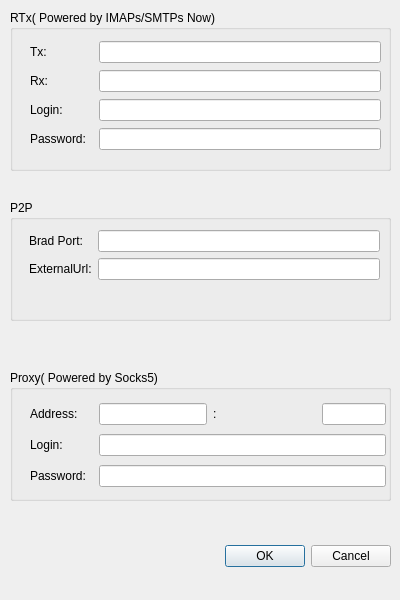
Above: qt/netoptdialog.ui from bitbaba/bitmail before the change. Below: the same form after it.
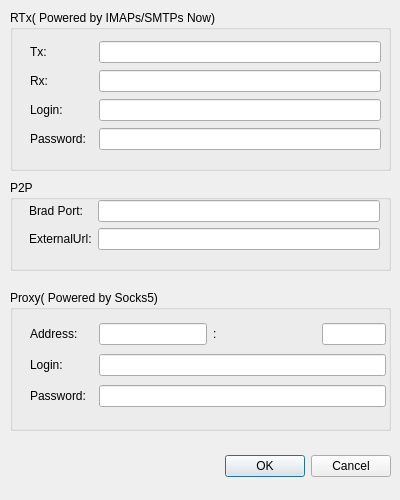
That is the form after the change.

What changed in the file:
```diff
--- a/qt/netoptdialog.ui
+++ b/qt/netoptdialog.ui
@@ -7,7 +7,7 @@
     <x>0</x>
     <y>0</y>
     <width>400</width>
-    <height>600</height>
+    <height>500</height>
    </rect>
   </property>
   <property name="sizePolicy">
@@ -19,13 +19,13 @@
   <property name="minimumSize">
    <size>
     <width>400</width>
-    <height>600</height>
+    <height>500</height>
    </size>
   </property>
   <property name="maximumSize">
    <size>
     <width>400</width>
-    <height>600</height>
+    <height>500</height>
    </size>
   </property>
   <property name="baseSize">
@@ -41,7 +41,7 @@
    <property name="geometry">
     <rect>
      <x>10</x>
-     <y>540</y>
+     <y>450</y>
      <width>381</width>
      <height>32</height>
     </rect>
@@ -155,9 +155,9 @@
    <property name="geometry">
     <rect>
      <x>10</x>
-     <y>370</y>
+     <y>290</y>
      <width>381</width>
-     <height>131</height>
+     <height>141</height>
     </rect>
    </property>
    <property name="title">
@@ -279,9 +279,9 @@
    <property name="geometry">
     <rect>
      <x>10</x>
-     <y>200</y>
+     <y>180</y>
      <width>381</width>
-     <height>121</height>
+     <height>91</height>
     </rect>
    </property>
    <property name="title">
@@ -291,7 +291,7 @@
     <property name="geometry">
      <rect>
       <x>19</x>
-      <y>30</y>
+      <y>20</y>
       <width>351</width>
       <height>61</height>
      </rect>
```
Left out of the diff: 4 changed lines with no effect on the pictures.
